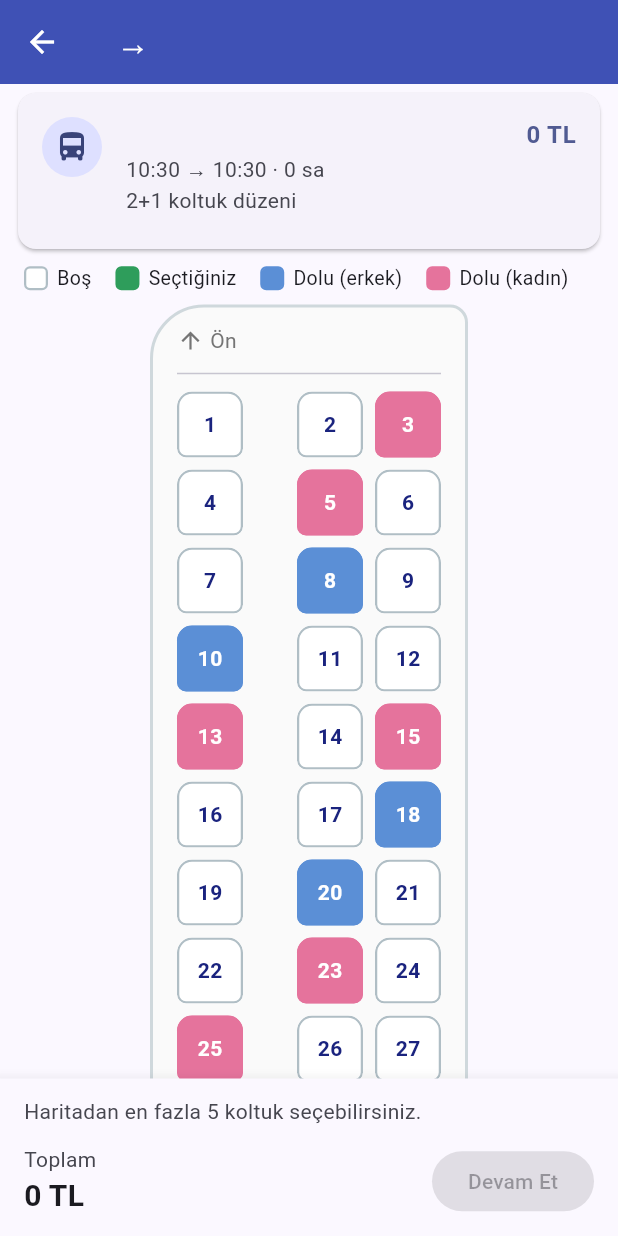
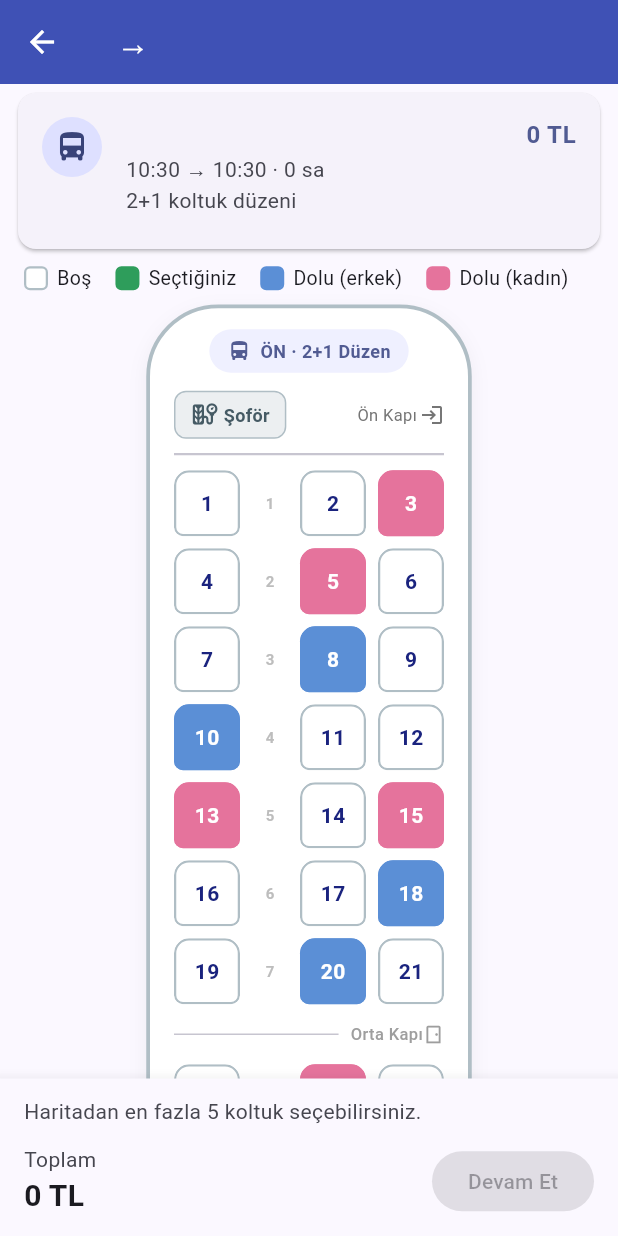
Before and after one commit to furkerdm/SuBilet-Flutter, a Flutter app: the KoltukSecimiSayfasi screen opened directly with empty values, on a phone screen of 412 x 824 dp. Run offline on Flutter 3.47's test engine with Material 3 defaults, Android fonts, the phone set to English and light mode, and no system bars.

Commit message:
otobus govdesi ve 2+1 / 2+2 koltuk semasi gorsellestirildi

```diff
--- a/mobile/lib/koltuk_secimi_sayfasi.dart
+++ b/mobile/lib/koltuk_secimi_sayfasi.dart
@@ -208,49 +208,155 @@ class _KoltukSecimiSayfasiState extends State<KoltukSecimiSayfasi> {
   }
 
   // Otobüsün üstten görünüşü: ön tarafı yukarıda, koridor ortada
+// Otobüsün üstten görünüşü: ön cam kavisi, şoför mahalli, kapı girişi ve koridor
   Widget _otobus() {
+    final renkler = Theme.of(context).colorScheme;
+
     return Container(
-      padding: const EdgeInsets.fromLTRB(16, 12, 16, 16),
+      padding: const EdgeInsets.fromLTRB(16, 14, 16, 20),
       decoration: BoxDecoration(
-        color: Colors.grey.shade50,
-        border: Border.all(color: Colors.blueGrey.shade100, width: 2),
+        color: Colors.white,
+        border: Border.all(color: Colors.blueGrey.shade200, width: 2.5),
         borderRadius: const BorderRadius.only(
-          topLeft: Radius.circular(36),
-          topRight: Radius.circular(12),
-          bottomLeft: Radius.circular(12),
-          bottomRight: Radius.circular(12),
+          topLeft: Radius.circular(48),
+          topRight: Radius.circular(48),
+          bottomLeft: Radius.circular(18),
+          bottomRight: Radius.circular(18),
         ),
+        boxShadow: [
+          BoxShadow(
+            color: Colors.black.withValues(alpha: 0.05),
+            blurRadius: 10,
+            offset: const Offset(0, 4),
+          ),
+        ],
       ),
-      // Gövde koltuk sıraları kadar geniş olsun; "Ön" satırı ve çizgi ona uyar
       child: IntrinsicWidth(
         child: Column(
           mainAxisSize: MainAxisSize.min,
-          spacing: 8,
           children: [
+            // Ön cam ve koltuk düzeni etiketi
+            Container(
+              padding: const EdgeInsets.symmetric(horizontal: 12, vertical: 6),
+              decoration: BoxDecoration(
+                color: renkler.primaryContainer.withValues(alpha: 0.5),
+                borderRadius: BorderRadius.circular(20),
+              ),
+              child: Row(
+                mainAxisSize: MainAxisSize.min,
+                children: [
+                  Icon(Icons.directions_bus, size: 16, color: renkler.primary),
+                  const SizedBox(width: 6),
+                  Text(
+                    'ÖN · ${widget.sefer.koltukDuzeni.gorunenAd} Düzen',
+                    style: TextStyle(
+                      fontSize: 12,
+                      fontWeight: FontWeight.w600,
+                      color: renkler.primary,
+                    ),
+                  ),
+                ],
+              ),
+            ),
+            const SizedBox(height: 12),
+            // Şoför mahalli ve ön kapı göstergesi
             Row(
+              mainAxisAlignment: MainAxisAlignment.spaceBetween,
               children: [
-                Icon(Icons.arrow_upward, size: 18, color: Colors.grey.shade600),
-                const SizedBox(width: 4),
-                Text('Ön', style: TextStyle(color: Colors.grey.shade600)),
+                Container(
+                  padding: const EdgeInsets.symmetric(horizontal: 10, vertical: 6),
+                  decoration: BoxDecoration(
+                    color: Colors.blueGrey.shade50,
+                    borderRadius: BorderRadius.circular(8),
+                    border: Border.all(color: Colors.blueGrey.shade200),
+                  ),
+                  child: Row(
+                    mainAxisSize: MainAxisSize.min,
+                    children: [
+                      Icon(Icons.tire_repair, size: 18, color: Colors.blueGrey.shade700),
+                      const SizedBox(width: 4),
+                      Text(
+                        'Şoför',
+                        style: TextStyle(
+                          fontSize: 12,
+                          fontWeight: FontWeight.w600,
+                          color: Colors.blueGrey.shade700,
+                        ),
+                      ),
+                    ],
+                  ),
+                ),
+                Row(
+                  mainAxisSize: MainAxisSize.min,
+                  children: [
+                    Text(
+                      'Ön Kapı',
+                      style: TextStyle(fontSize: 11, color: Colors.grey.shade600),
+                    ),
+                    const SizedBox(width: 2),
+                    Icon(Icons.login, size: 16, color: Colors.grey.shade600),
+                  ],
+                ),
               ],
             ),
-            const Divider(height: 8),
-            for (final sira in _plan.siralar)
-              Row(
-                mainAxisSize: MainAxisSize.min,
-                spacing: 8,
-                children: [
-                  for (final no in sira.sol) _koltuk(no),
-                  const SizedBox(width: 20), // koridor
-                  for (final no in sira.sag) _koltuk(no),
+            const Padding(
+              padding: EdgeInsets.symmetric(vertical: 10),
+              child: Divider(height: 1, thickness: 1.5),
+            ),
+            // Koltuk sıraları ve orta koridor
+            Column(
+              mainAxisSize: MainAxisSize.min,
+              spacing: 8,
+              children: [
+                for (var i = 0; i < _plan.siralar.length; i++) ...[
+                  // Otobüsün tam ortasında orta kapı ayracı
+                  if (i == (_plan.siralar.length / 2).floor())
+                    Padding(
+                      padding: const EdgeInsets.symmetric(vertical: 4),
+                      child: Row(
+                        children: [
+                          const Expanded(child: Divider(endIndent: 8)),
+                          Text(
+                            'Orta Kapı',
+                            style: TextStyle(
+                              fontSize: 11,
+                              color: Colors.grey.shade500,
+                              fontWeight: FontWeight.w500,
+                            ),
+                          ),
+                          Icon(Icons.sensor_door_outlined, size: 14, color: Colors.grey.shade500),
+                        ],
+                      ),
+                    ),
+                  Row(
+                    mainAxisSize: MainAxisSize.min,
+                    spacing: 8,
+                    children: [
+                      for (final no in _plan.siralar[i].sol) _koltuk(no),
+                      SizedBox(
+                        width: 24,
+                        child: Center(
+                          child: Text(
+                            '${i + 1}',
+                            style: TextStyle(
+                              fontSize: 10,
+                              color: Colors.grey.shade400,
+                              fontWeight: FontWeight.w600,
+                            ),
+                          ),
+                        ),
+                      ),
+                      for (final no in _plan.siralar[i].sag) _koltuk(no),
+                    ],
+                  ),
                 ],
-              ),
+              ],
+            ),
           ],
         ),
       ),
     );
   }
-
   // Ekranın altındaki seçim özeti: seçilen koltuklar, toplam ve devam düğmesi
   Widget _secimCubugu() {
     final renkler = Theme.of(context).colorScheme;
```
